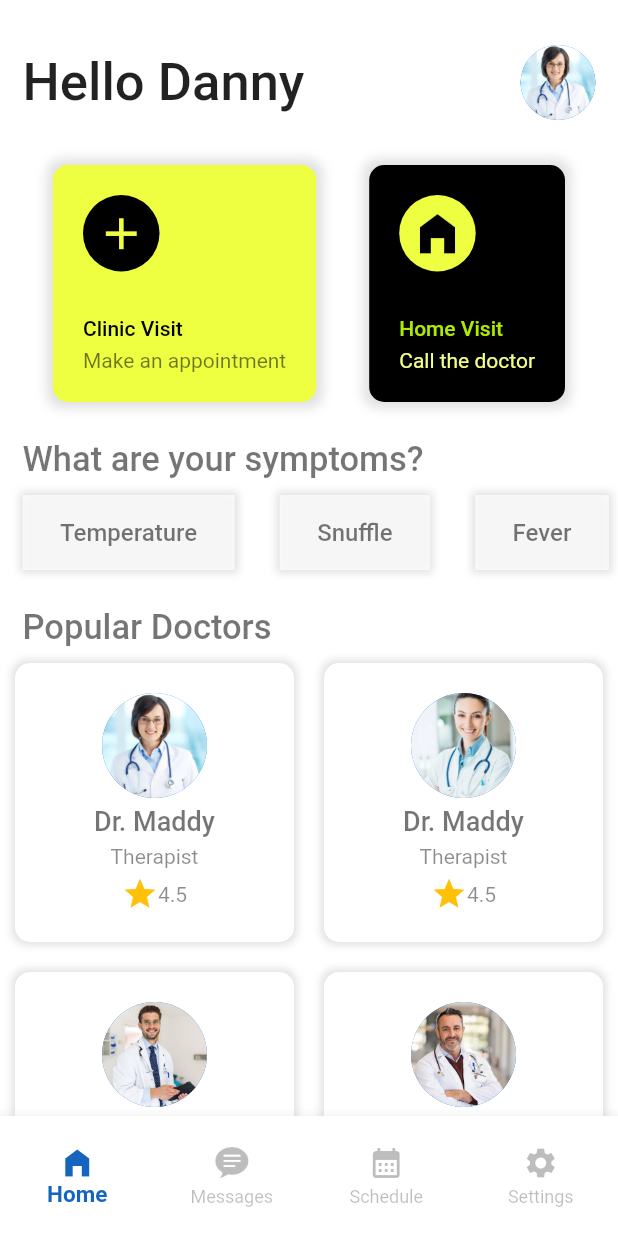
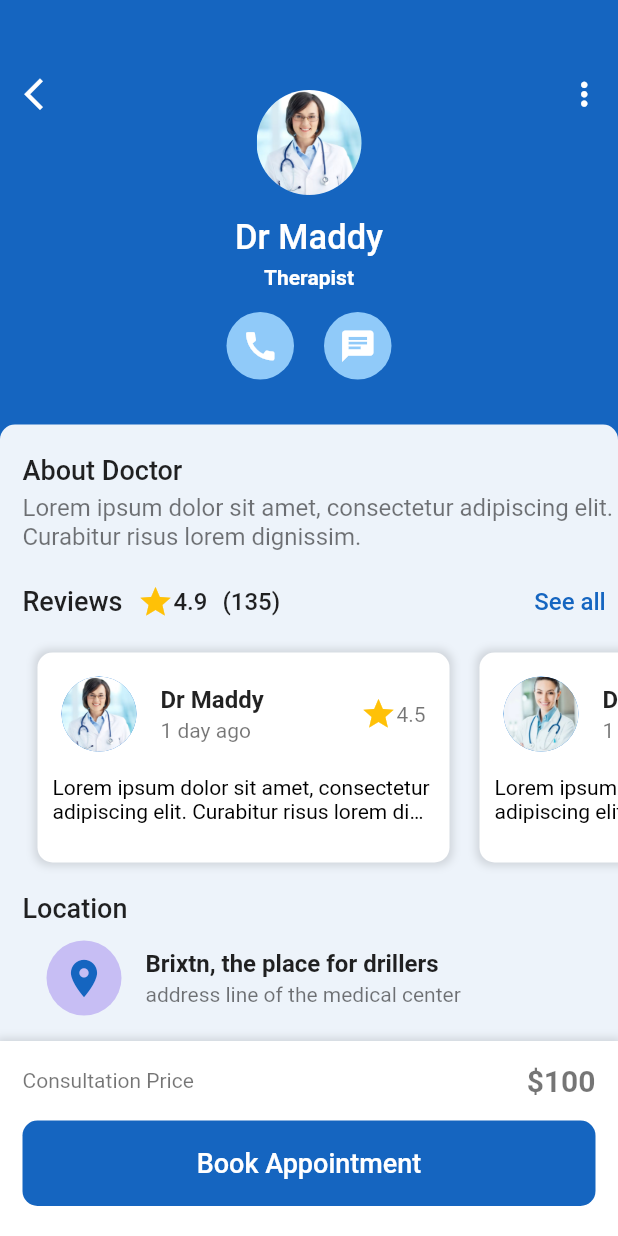
Before and after one commit to jiggy606/Hospital, a Flutter app: the NavBarRoots screen opened directly, after a tap on "Dr. Maddy", on a phone screen of 412 x 824 dp. Run offline on Flutter 3.47's test engine with Material 2 defaults, Android fonts, the phone set to English and light mode, and no system bars.

Commit message:
added appointment page

```diff
--- /dev/null
+++ b/lib/screens/appointment_screen.dart
@@ -0,0 +1,384 @@
+import 'package:flutter/material.dart';
+
+class AppointmentScreen extends StatelessWidget {
+  AppointmentScreen({super.key});
+
+  List imgs = [
+    "doctor1.jpg",
+    "doctor2.jpg",
+    "doctor3.jpg",
+    "doctor4.jpg",
+  ];
+
+  @override
+  Widget build(BuildContext context) {
+    return Scaffold(
+      backgroundColor: Colors.blue.shade800,
+      body: SingleChildScrollView(
+        child: Column(
+          children: [
+            SizedBox(
+              height: 50,
+            ),
+            Padding(
+              padding: EdgeInsets.symmetric(horizontal: 10),
+              child: Stack(
+                children: [
+                  Row(
+                    mainAxisAlignment: MainAxisAlignment.spaceBetween,
+                    children: [
+                      InkWell(
+                        onTap: () {
+                          Navigator.pop(context);
+                        },
+                        child: Icon(
+                          Icons.arrow_back_ios_new_sharp,
+                          color: Colors.white,
+                          size: 25,
+                        ),
+                      ),
+                      InkWell(
+                        onTap: () {
+                          /* Navigator.pop(context); */
+                        },
+                        child: Icon(
+                          Icons.more_vert,
+                          color: Colors.white,
+                          size: 25,
+                        ),
+                      )
+                    ],
+                  ),
+                  Padding(
+                    padding: EdgeInsets.symmetric(vertical: 10),
+                    child: Column(
+                      mainAxisAlignment: MainAxisAlignment.spaceEvenly,
+                      children: [
+                        CircleAvatar(
+                          radius: 35,
+                          backgroundImage: AssetImage("images/doctor1.jpg"),
+                        ),
+                        SizedBox(
+                          height: 15,
+                        ),
+                        Text(
+                          "Dr Maddy",
+                          style: TextStyle(
+                              fontSize: 23,
+                              fontWeight: FontWeight.w500,
+                              color: Colors.white),
+                        ),
+                        SizedBox(
+                          height: 5,
+                        ),
+                        Text(
+                          "Therapist",
+                          style: TextStyle(
+                            color: Colors.white,
+                            fontWeight: FontWeight.bold,
+                          ),
+                        ),
+                        SizedBox(
+                          height: 15,
+                        ),
+                        Row(
+                          mainAxisAlignment: MainAxisAlignment.center,
+                          children: [
+                            Container(
+                              padding: EdgeInsets.all(10),
+                              decoration: BoxDecoration(
+                                color: Colors.blue.shade200,
+                                shape: BoxShape.circle,
+                              ),
+                              child: Icon(
+                                Icons.call,
+                                color: Colors.white,
+                                size: 25,
+                              ),
+                            ),
+                            SizedBox(
+                              width: 20,
+                            ),
+                            Container(
+                              padding: EdgeInsets.all(10),
+                              decoration: BoxDecoration(
+                                color: Colors.blue.shade200,
+                                shape: BoxShape.circle,
+                              ),
+                              child: Icon(
+                                Icons.chat,
+                                color: Colors.white,
+                                size: 25,
+                              ),
+                            ),
+                          ],
+                        )
+                      ],
+                    ),
+                  )
+                ],
+              ),
+            ),
+            SizedBox(
+              height: 20,
+            ),
+            Container(
+              height: MediaQuery.of(context).size.height / 1.5,
+              width: double.infinity,
+              padding: EdgeInsets.only(top: 20, left: 15),
+              decoration: BoxDecoration(
+                color: const Color.fromARGB(235, 255, 255, 255),
+                borderRadius: BorderRadius.only(
+                  topLeft: Radius.circular(10),
+                  topRight: Radius.circular(10),
+                ),
+              ),
+              child: Column(
+                crossAxisAlignment: CrossAxisAlignment.start,
+                mainAxisSize: MainAxisSize.max,
+                children: [
+                  Text(
+                    "About Doctor",
+                    style: TextStyle(
+                      fontSize: 18,
+                      fontWeight: FontWeight.w500,
+                    ),
+                  ),
+                  SizedBox(
+                    height: 5,
+                  ),
+                  Text(
+                    "Lorem ipsum dolor sit amet, consectetur adipiscing elit. Curabitur risus lorem dignissim.",
+                    style: TextStyle(
+                      fontSize: 16,
+                      color: Colors.black54,
+                    ),
+                  ),
+                  SizedBox(
+                    height: 10,
+                  ),
+                  Row(
+                    children: [
+                      Text(
+                        "Reviews",
+                        style: TextStyle(
+                          fontSize: 18,
+                          fontWeight: FontWeight.w500,
+                        ),
+                      ),
+                      SizedBox(
+                        width: 10,
+                      ),
+                      Icon(
+                        Icons.star,
+                        color: Colors.amber,
+                      ),
+                      Text(
+                        "4.9",
+                        style: TextStyle(
+                          fontWeight: FontWeight.w500,
+                          fontSize: 16,
+                        ),
+                      ),
+                      SizedBox(
+                        width: 10,
+                      ),
+                      Text(
+                        "(135)",
+                        style: TextStyle(
+                          fontWeight: FontWeight.w500,
+                          fontSize: 16,
+                        ),
+                      ),
+
+                      // spacer aligns widgets to the end of the row
+                      Spacer(),
+                      TextButton(
+                        onPressed: () {},
+                        child: Text(
+                          "See all",
+                          style: TextStyle(
+                            fontWeight: FontWeight.w500,
+                            fontSize: 16,
+                            color: Colors.blue[800],
+                          ),
+                        ),
+                      )
+                    ],
+                  ),
+
+                  // doctor card
+                  SizedBox(
+                    height: 160,
+                    child: ListView.builder(
+                      scrollDirection: Axis.horizontal,
+                      itemCount: 4,
+                      itemBuilder: (context, index) {
+                      return Container(
+                        margin: EdgeInsets.all(10),
+                        padding: EdgeInsets.symmetric(vertical: 5),
+                        decoration: BoxDecoration(
+                          color: Colors.white,
+                          borderRadius: BorderRadius.circular(10),
+                          boxShadow: [
+                            BoxShadow(
+                              color: Colors.black12,
+                              blurRadius: 4,
+                              spreadRadius: 2,
+                            ),
+                          ]
+                        ),
+                        child: SizedBox(
+                          width: MediaQuery.of(context).size.width / 1.5,
+                          child: Column(
+                            children: [
+                              ListTile(
+                                leading: CircleAvatar(
+                                  radius: 25,
+                                  backgroundImage: AssetImage(
+                                    "images/${imgs[index]}"
+                                  ),
+                                ),
+                                title: Text(
+                                  "Dr Maddy",
+                                  style: TextStyle(
+                                    fontWeight: FontWeight.bold,
+                                  ),
+                                ),
+                                subtitle: Text("1 day ago"),
+                                trailing: Row(
+                                  mainAxisSize: MainAxisSize.min,
+                                  children: [
+                                    Icon(Icons.star, color: Colors.amber,),
+                                    Text(
+                                      "4.5",
+                                      style: TextStyle(
+                                        color: Colors.black54
+                                      ),
+                                    )
+                                  ],
+                                ),
+                              ),
+                              SizedBox(height: 5,),
+
+                              Padding(
+                                padding: EdgeInsets.symmetric(horizontal: 10),
+                                child: Text(
+                                  maxLines: 2,
+                                  overflow: TextOverflow.ellipsis,
+                                  "Lorem ipsum dolor sit amet, consectetur adipiscing elit. Curabitur risus lorem dignissim.",
+                                  style: TextStyle(
+                                    color: Colors.black,
+                                  ),
+                                ),
+                              )
+                            ]
+                          ),
+                        ),
+                      );
+                    }),
+                  ),
+
+                  SizedBox(height: 10,),
+
+                  Text(
+                    "Location",
+                    style: TextStyle(
+                      fontSize: 18,
+                      fontWeight: FontWeight.w500,
+                    ),
+                  ),
+                  ListTile(
+                    leading: Container(
+                      padding: EdgeInsets.all(10),
+                      decoration: BoxDecoration(
+                        color: Color.fromARGB(255, 199, 190, 244),
+                        shape: BoxShape.circle,
+                      ),
+                      child: Icon(
+                        Icons.location_on,
+                        color: Colors.blue[800],
+                        size: 30,
+                      ),
+                    ),
+                    title: Text(
+                      "Brixtn, the place for drillers",
+                      style: TextStyle(
+                        fontWeight: FontWeight.bold,
+                      ),
+                    ),
+                    subtitle: Text(
+                      "address line of the medical center",
+                    ),
+                  )
+                ],
+              ),
+            )
+          ],
+        ),
+      ),
+
+      bottomNavigationBar: Container(
+        padding: EdgeInsets.all(15),
+        height: 130,
+        decoration: BoxDecoration(
+          color: Colors.white,
+          boxShadow: [
+            BoxShadow(
+              color: Colors.black12,
+              blurRadius: 4,
+              spreadRadius: 2,
+            )
+          ]
+        ),
+        child: Column(
+          children: [
+            Row(
+              mainAxisAlignment: MainAxisAlignment.spaceBetween,
+              children: [
+                Text(
+                  "Consultation Price",
+                  style: TextStyle(
+                    color: Colors.black54,
+                  ),
+                ),
+                Text(
+                  "\$100",
+                  style: TextStyle(
+                    fontSize: 20,
+                    color: Colors.black54,
+                    fontWeight: FontWeight.bold,
+                  ),
+                )
+              ],
+            ),
+
+            SizedBox(height: 15,),
+
+            InkWell(
+              onTap: (){},
+              child: Container(
+                width: MediaQuery.of(context).size.width,
+                padding: EdgeInsets.symmetric(vertical: 18),
+                decoration: BoxDecoration(
+                  color: Colors.blue.shade800,
+                  borderRadius: BorderRadius.circular(10),
+                ),
+                child: Center(
+                  child: Text(
+                    "Book Appointment",
+                    style: TextStyle(
+                      color: Colors.white,
+                      fontSize: 18,
+                      fontWeight: FontWeight.w500,
+                    ),
+                  ),
+                ),
+              ),
+            )
+          ]
+        ),
+      ),
+    );
+  }
+}
--- a/lib/screens/home_screen.dart
+++ b/lib/screens/home_screen.dart
@@ -1,4 +1,5 @@
 import 'package:flutter/material.dart';
+import 'package:workout/screens/appointment_screen.dart';
 
 class HomeScreen extends StatelessWidget {
   HomeScreen({super.key});
@@ -212,7 +213,13 @@ class HomeScreen extends StatelessWidget {
             physics: NeverScrollableScrollPhysics(),
             itemBuilder: (context, index) {
               return InkWell(
-                onTap: () {},
+                onTap: () {
+                  Navigator.push(
+                      context,
+                      MaterialPageRoute(
+                        builder: (context) => AppointmentScreen(),
+                      ));
+                },
                 child: Container(
                   margin: EdgeInsets.all(10),
                   padding: EdgeInsets.symmetric(vertical: 15),
--- /dev/null
+++ b/lib/screens/settings_screen.dart
@@ -0,0 +1,10 @@
+import 'package:flutter/material.dart';
+
+class SettingsScreen extends StatelessWidget {
+  const SettingsScreen({super.key});
+
+  @override
+  Widget build(BuildContext context) {
+    return Container();
+  }
+}
--- a/lib/widgets/navbar_roots.dart
+++ b/lib/widgets/navbar_roots.dart
@@ -1,6 +1,7 @@
 import 'package:flutter/cupertino.dart';
 import 'package:flutter/material.dart';
 import 'package:workout/screens/home_screen.dart';
+import 'package:workout/screens/settings_screen.dart';
 
 class NavBarRoots extends StatefulWidget {
   const NavBarRoots({super.key});
@@ -20,7 +21,7 @@ class _NavBarRootsState extends State<NavBarRoots> {
     // schedule
     Container(),
     // settings
-    Container(),
+    SettingsScreen(),
   ];
 
   @override
```
Also changed, not shown: lib/screens/messages_screen.dart (added).
